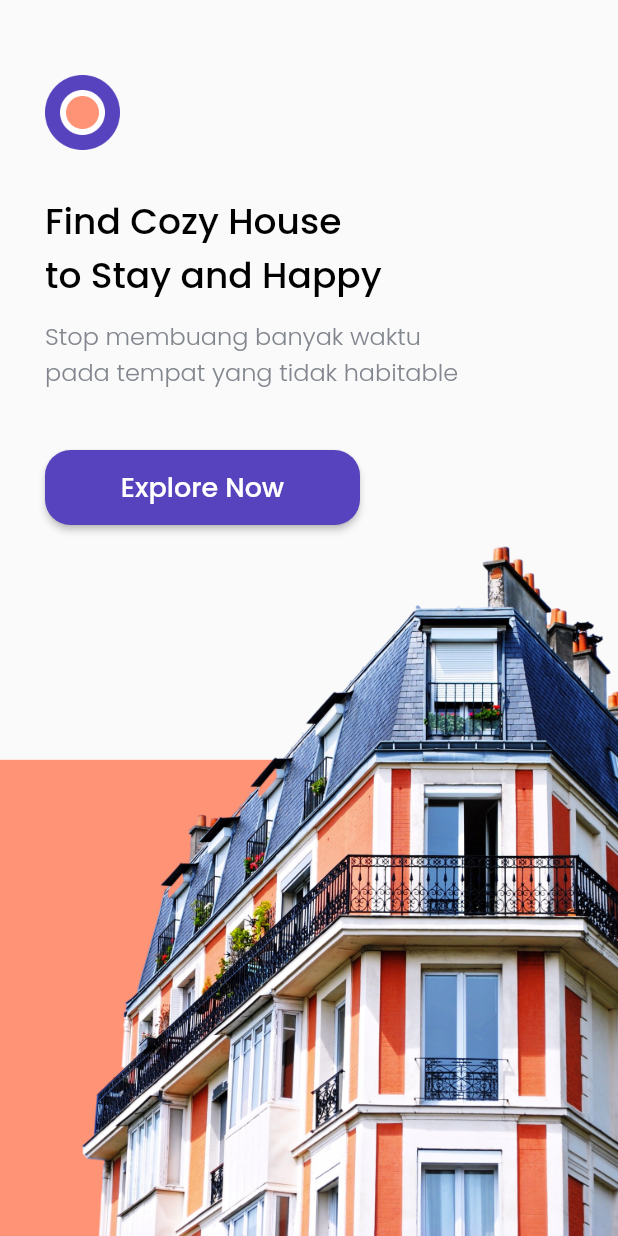
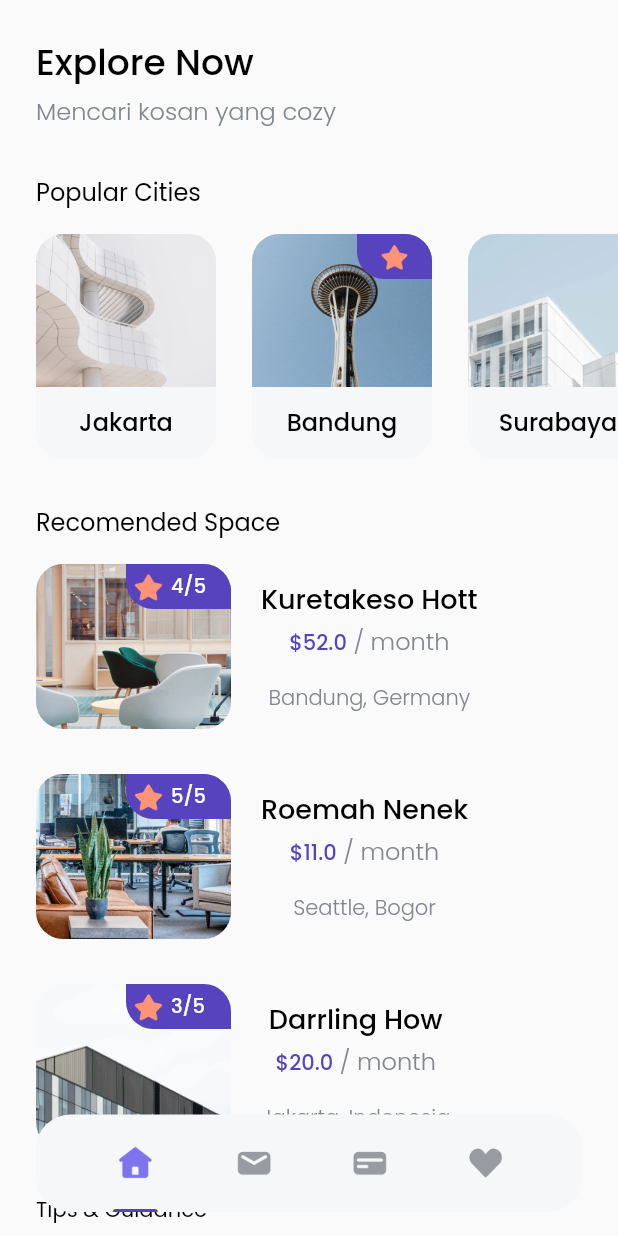
Before and after one commit to zakiyul/bwa-cozy, a Flutter app: the screen it shows after launch, after a tap on "Explore Now", on a phone screen of 412 x 824 dp. Run offline on Flutter 3.47's test engine with Material 2 defaults, Android fonts, the phone set to English and light mode, and no system bars; our stand-ins replace google_fonts.

Commit message:
home page

```diff
--- a/lib/main.dart
+++ b/lib/main.dart
@@ -12,6 +12,7 @@ class MyApp extends StatelessWidget {
   Widget build(BuildContext context) {
     return MaterialApp(
       home: SplashPage(),
+      debugShowCheckedModeBanner: false,
     );
   }
 }
--- /dev/null
+++ b/lib/models/city.dart
@@ -0,0 +1,12 @@
+class City {
+  int id;
+  String name;
+  String imgUrl;
+  bool isPopular;
+
+  City(
+      {required this.id,
+      required this.name,
+      required this.imgUrl,
+      this.isPopular = false});
+}
--- /dev/null
+++ b/lib/models/space.dart
@@ -0,0 +1,18 @@
+class Space {
+  int id;
+  String name;
+  double price;
+  String city;
+  String country;
+  String imgUrl;
+  int rating;
+
+  Space(
+      {required this.id,
+      required this.name,
+      required this.price,
+      required this.city,
+      required this.country,
+      required this.imgUrl,
+      required this.rating});
+}
--- /dev/null
+++ b/lib/models/tips.dart
@@ -0,0 +1,12 @@
+class Tips {
+  int id;
+  String title;
+  String imgUrl;
+  String date;
+
+  Tips(
+      {required this.id,
+      required this.title,
+      required this.imgUrl,
+      required this.date});
+}
--- /dev/null
+++ b/lib/pages/home_page.dart
@@ -0,0 +1,214 @@
+import 'package:cozy/models/space.dart';
+import 'package:cozy/models/tips.dart';
+import 'package:cozy/theme.dart';
+import 'package:cozy/widgets/city_card.dart';
+import 'package:cozy/widgets/navbar_item.dart';
+import 'package:cozy/widgets/space_card.dart';
+import 'package:cozy/widgets/tips_card.dart';
+import 'package:flutter/material.dart';
+
+import 'package:cozy/models/city.dart';
+
+class HomePage extends StatelessWidget {
+  const HomePage({super.key});
+
+  @override
+  Widget build(BuildContext context) {
+    return Scaffold(
+      body: SafeArea(
+        child: ListView(
+          children: [
+            Padding(
+              padding: const EdgeInsets.only(top: 24, left: 24),
+              child: Text(
+                'Explore Now',
+                style: blackTextStyle.copyWith(fontSize: 24),
+              ),
+            ),
+            SizedBox(
+              height: 2,
+            ),
+            Padding(
+              padding: const EdgeInsets.only(left: 24),
+              child: Text(
+                'Mencari kosan yang cozy',
+                style: greyTextStyle.copyWith(fontSize: 16),
+              ),
+            ),
+            SizedBox(
+              height: 30,
+            ),
+            Padding(
+              padding: const EdgeInsets.only(left: 24),
+              child: Text(
+                'Popular Cities',
+                style: regularTextStyle.copyWith(fontSize: 16),
+              ),
+            ),
+            SizedBox(
+              height: 16,
+            ),
+            //TODO: Popular City
+            Container(
+              height: 150,
+              child: ListView(
+                scrollDirection: Axis.horizontal,
+                children: [
+                  SizedBox(
+                    width: 24,
+                  ),
+                  CityCard(
+                    city: City(
+                        id: 1, name: 'Jakarta', imgUrl: 'assets/city1.png'),
+                  ),
+                  SizedBox(
+                    width: 24,
+                  ),
+                  CityCard(
+                    city: City(
+                        id: 2,
+                        name: 'Bandung',
+                        imgUrl: 'assets/city2.png',
+                        isPopular: true),
+                  ),
+                  SizedBox(
+                    width: 24,
+                  ),
+                  CityCard(
+                    city: City(
+                        id: 3, name: 'Surabaya', imgUrl: 'assets/city3.png'),
+                  ),
+                  SizedBox(
+                    width: 24,
+                  ),
+                ],
+              ),
+            ),
+            SizedBox(
+              height: 30,
+            ),
+            Padding(
+              padding: EdgeInsets.only(left: 24),
+              child: Text(
+                'Recomended Space',
+                style: regularTextStyle.copyWith(fontSize: 16),
+              ),
+            ),
+            SizedBox(
+              height: 16,
+            ),
+            //TODO: Recomended Space
+            Padding(
+              padding: const EdgeInsets.only(left: 24),
+              child: Column(
+                children: [
+                  SpaceCard(
+                    space: Space(
+                        id: 1,
+                        name: 'Kuretakeso Hott',
+                        price: 52,
+                        city: 'Bandung',
+                        country: 'Germany',
+                        imgUrl: 'assets/space1.png',
+                        rating: 4),
+                  ),
+                  SizedBox(
+                    height: 30,
+                  ),
+                  SpaceCard(
+                    space: Space(
+                        id: 2,
+                        name: 'Roemah Nenek',
+                        price: 11,
+                        city: 'Seattle',
+                        country: 'Bogor',
+                        imgUrl: 'assets/space3.png',
+                        rating: 5),
+                  ),
+                  SizedBox(
+                    height: 30,
+                  ),
+                  SpaceCard(
+                    space: Space(
+                        id: 1,
+                        name: 'Darrling How',
+                        price: 20,
+                        city: 'Jakarta',
+                        country: 'Indonesia',
+                        imgUrl: 'assets/space2.png',
+                        rating: 3),
+                  ),
+                ],
+              ),
+            ),
+            SizedBox(
+              height: 30,
+            ),
+            //TODO: Tips n Guide
+            Padding(
+              padding: EdgeInsets.only(left: 24),
+              child: Text(
+                'Tips & Guidance',
+                style: regularTextStyle,
+              ),
+            ),
+            SizedBox(
+              height: 16,
+            ),
+            Padding(
+              padding: const EdgeInsets.only(left: 24),
+              child: Column(
+                children: [
+                  TipsCard(
+                      tips: Tips(
+                          id: 1,
+                          title: 'City Guidelines',
+                          imgUrl: 'tips1.png',
+                          date: '20 Apr')),
+                  SizedBox(
+                    height: 20,
+                  ),
+                  TipsCard(
+                      tips: Tips(
+                          id: 2,
+                          title: 'Jakarta Fairship',
+                          imgUrl: 'tips2.png',
+                          date: '11 Dec')),
+                ],
+              ),
+            ),
+            SizedBox(
+              height: 100,
+            ),
+          ],
+        ),
+      ),
+      floatingActionButton: Container(
+        height: 65,
+        width: MediaQuery.of(context).size.width - (2 * 24),
+        margin: EdgeInsets.symmetric(horizontal: 24),
+        decoration: BoxDecoration(
+            color: Color(0xffF6F7F8), borderRadius: BorderRadius.circular(23)),
+        child: Row(mainAxisAlignment: MainAxisAlignment.spaceEvenly, children: [
+          NavbarItem(
+            iconUrl: 'assets/icon_home.png',
+            isActive: true,
+          ),
+          NavbarItem(
+            iconUrl: 'assets/icon_mail.png',
+            isActive: false,
+          ),
+          NavbarItem(
+            iconUrl: 'assets/icon_card.png',
+            isActive: false,
+          ),
+          NavbarItem(
+            iconUrl: 'assets/icon_love.png',
+            isActive: false,
+          ),
+        ]),
+      ),
+      floatingActionButtonLocation: FloatingActionButtonLocation.centerFloat,
+    );
+  }
+}
--- a/lib/pages/splash_page.dart
+++ b/lib/pages/splash_page.dart
@@ -1,3 +1,4 @@
+import 'package:cozy/pages/home_page.dart';
 import 'package:cozy/theme.dart';
 import 'package:flutter/material.dart';
 
@@ -53,7 +54,12 @@ class SplashPage extends StatelessWidget {
                             shape: MaterialStateProperty.all(
                                 RoundedRectangleBorder(
                                     borderRadius: BorderRadius.circular(17)))),
-                        onPressed: () {},
+                        onPressed: () {
+                          Navigator.push(
+                              context,
+                              MaterialPageRoute(
+                                  builder: (context) => HomePage()));
+                        },
                         child: Text(
                           'Explore Now',
                           style: whiteTextStyle.copyWith(fontSize: 18),
--- a/lib/theme.dart
+++ b/lib/theme.dart
@@ -26,3 +26,6 @@ TextStyle purpleTextStyle = GoogleFonts.poppins(
   fontWeight: FontWeight.w500,
   color: purpleColor,
 );
+
+TextStyle regularTextStyle =
+    GoogleFonts.poppins(fontWeight: FontWeight.w400, color: blackColor);
--- /dev/null
+++ b/lib/widgets/city_card.dart
@@ -0,0 +1,60 @@
+import 'package:cozy/theme.dart';
+import 'package:flutter/material.dart';
+
+import '../models/city.dart';
+
+class CityCard extends StatelessWidget {
+  final City city;
+  const CityCard({super.key, required this.city});
+
+  @override
+  Widget build(BuildContext context) {
+    return ClipRRect(
+      borderRadius: BorderRadius.circular(18),
+      child: Container(
+        height: 150,
+        width: 120,
+        color: Color(0xffF6F7F8),
+        child: Column(
+          children: [
+            Stack(children: [
+              Image.asset(
+                city.imgUrl,
+                width: 120,
+                height: 102,
+                fit: BoxFit.cover,
+              ),
+              city.isPopular
+                  ? Align(
+                      alignment: Alignment.topRight,
+                      child: Container(
+                        width: 50,
+                        height: 30,
+                        padding: EdgeInsets.all(3.63),
+                        // color: purpleColor,
+                        decoration: BoxDecoration(
+                            color: purpleColor,
+                            borderRadius: BorderRadius.only(
+                                bottomLeft: Radius.circular(18))),
+                        child: Center(
+                          child: Image.asset(
+                            'assets/icon_star.png',
+                          ),
+                        ),
+                      ),
+                    )
+                  : Container()
+            ]),
+            SizedBox(
+              height: 11,
+            ),
+            Text(
+              city.name,
+              style: blackTextStyle.copyWith(fontSize: 16),
+            )
+          ],
+        ),
+      ),
+    );
+  }
+}
--- /dev/null
+++ b/lib/widgets/navbar_item.dart
@@ -0,0 +1,33 @@
+import 'package:cozy/theme.dart';
+import 'package:flutter/material.dart';
+
+class NavbarItem extends StatelessWidget {
+  final String iconUrl;
+  final bool isActive;
+
+  const NavbarItem({super.key, required this.iconUrl, required this.isActive});
+
+  @override
+  Widget build(BuildContext context) {
+    return Column(
+      children: [
+        Spacer(),
+        Image.asset(
+          iconUrl,
+          height: 26,
+        ),
+        Spacer(),
+        isActive
+            ? Container(
+                width: 30,
+                height: 2,
+                decoration: BoxDecoration(
+                    color: purpleColor,
+                    borderRadius:
+                        BorderRadius.vertical(top: Radius.circular(1000))),
+              )
+            : Container()
+      ],
+    );
+  }
+}
--- /dev/null
+++ b/lib/widgets/space_card.dart
@@ -0,0 +1,91 @@
+import 'package:cozy/theme.dart';
+import 'package:flutter/material.dart';
+import 'package:cozy/models/space.dart';
+
+class SpaceCard extends StatelessWidget {
+  final Space space;
+  const SpaceCard({super.key, required this.space});
+
+  @override
+  Widget build(BuildContext context) {
+    return Row(
+      crossAxisAlignment: CrossAxisAlignment.center,
+      children: [
+        //image
+        ClipRRect(
+          borderRadius: BorderRadius.circular(18),
+          child: Container(
+            width: 130,
+            height: 110,
+            child: Stack(
+              children: [
+                Image.asset(
+                  space.imgUrl,
+                  fit: BoxFit.cover,
+                ),
+                Align(
+                  alignment: Alignment.topRight,
+                  child: Container(
+                    height: 30,
+                    width: 70,
+                    decoration: BoxDecoration(
+                        color: purpleColor,
+                        borderRadius:
+                            BorderRadius.only(bottomLeft: Radius.circular(18))),
+                    child: Row(children: [
+                      //icon
+                      Padding(
+                        padding: const EdgeInsets.all(2.97),
+                        child: Image.asset('assets/icon_star.png'),
+                      ),
+                      //rating
+                      Text(
+                        '${space.rating}/5',
+                        style: whiteTextStyle.copyWith(fontSize: 13),
+                      )
+                    ]),
+                  ),
+                )
+              ],
+            ),
+          ),
+        ),
+        SizedBox(
+          width: 20,
+        ),
+        //detail text
+        Container(
+          child: Column(
+            children: [
+              Text(
+                space.name,
+                style: blackTextStyle.copyWith(fontSize: 18),
+              ),
+              SizedBox(
+                height: 2,
+              ),
+              RichText(
+                  text: TextSpan(
+                      style: DefaultTextStyle.of(context).style,
+                      children: [
+                    TextSpan(
+                        text: '\$${space.price.toString()}',
+                        style: purpleTextStyle),
+                    TextSpan(
+                        text: ' / month',
+                        style: greyTextStyle.copyWith(fontSize: 16))
+                  ])),
+              SizedBox(
+                height: 16,
+              ),
+              Text(
+                '${space.city}, ${space.country}',
+                style: greyTextStyle.copyWith(fontSize: 14),
+              )
+            ],
+          ),
+        )
+      ],
+    );
+  }
+}
--- /dev/null
+++ b/lib/widgets/tips_card.dart
@@ -0,0 +1,48 @@
+import 'package:cozy/theme.dart';
+import 'package:flutter/material.dart';
+
+import 'package:cozy/models/tips.dart';
+
+class TipsCard extends StatelessWidget {
+  final Tips tips;
+  const TipsCard({super.key, required this.tips});
+
+  @override
+  Widget build(BuildContext context) {
+    return Row(
+      children: [
+        Image.asset(
+          tips.imgUrl,
+          height: 80,
+          width: 80,
+        ),
+        SizedBox(
+          width: 16,
+        ),
+        Column(
+          crossAxisAlignment: CrossAxisAlignment.start,
+          children: [
+            Text(
+              tips.title,
+              style: blackTextStyle.copyWith(fontSize: 18),
+            ),
+            SizedBox(
+              height: 4,
+            ),
+            Text(
+              'Updated ${tips.date}',
+              style: greyTextStyle,
+            )
+          ],
+        ),
+        Spacer(),
+        IconButton(
+            onPressed: () {},
+            icon: Icon(
+              Icons.chevron_right,
+              color: greyColor,
+            ))
+      ],
+    );
+  }
+}
```
Also changed, not shown: assets/icon_card.png (added), assets/icon_home.png (added), assets/icon_love.png (added), assets/icon_mail.png (added), flutter_01.png (added), flutter_02.png (added).
